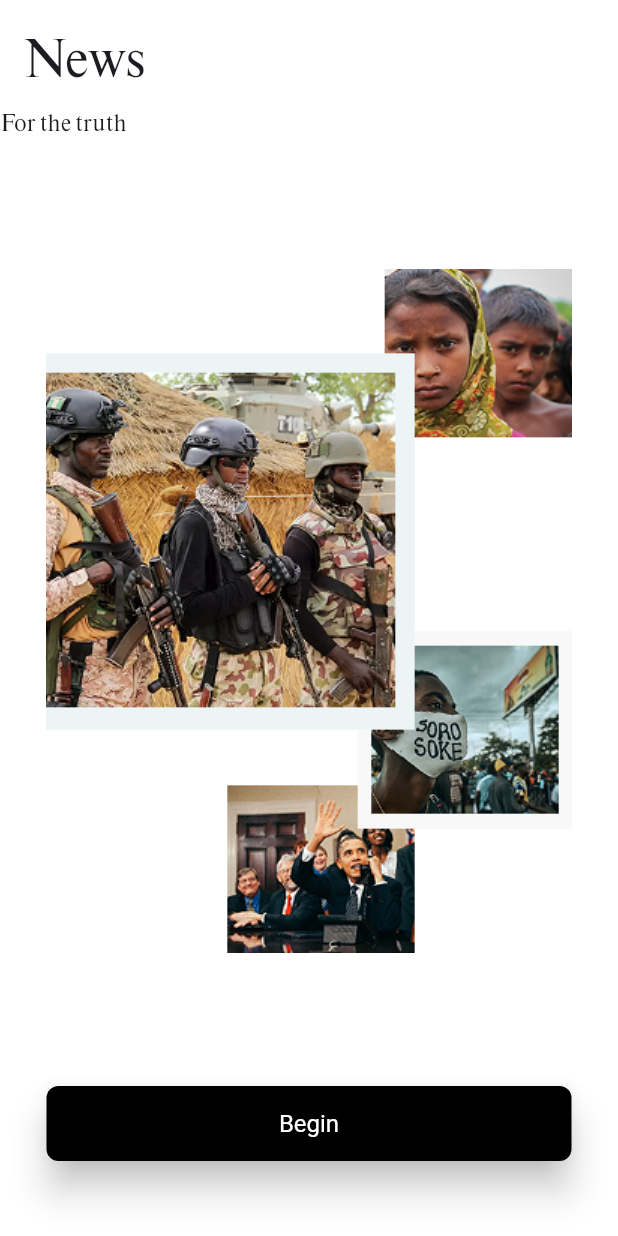
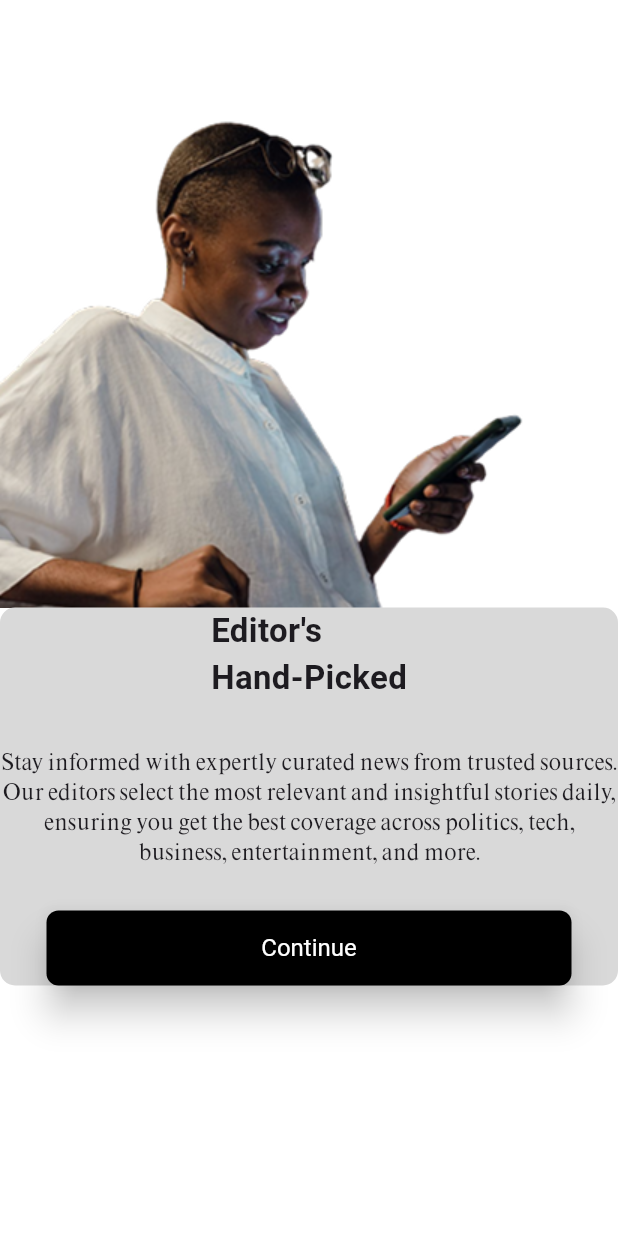
Before and after one commit to Aayushrk13/Newsapp, a Flutter app: the screen it shows after launch, after a tap on "Begin", on a phone screen of 412 x 824 dp. Run offline on Flutter 3.47's test engine with Material 3 defaults, Android fonts, the phone set to English and light mode, and no system bars.

Commit message:
Onboarding screen added

```diff
--- a/lib/features/authchecker/view/authcheckerscreen.dart
+++ b/lib/features/onboarding/view/onboarding.dart
@@ -1,7 +1,8 @@
 import 'package:flutter/material.dart';
+import 'package:newsapp/features/onboarding/view/onboarding2.dart';
 
-class Authcheckerscreen extends StatelessWidget {
-  const Authcheckerscreen({super.key});
+class Onboarding extends StatelessWidget {
+  const Onboarding({super.key});
   @override
   Widget build(BuildContext context) {
     final double statusbarheight = MediaQuery.of(context).padding.top;
@@ -25,7 +26,18 @@ class Authcheckerscreen extends StatelessWidget {
           Center(
             child: Container(
               margin: EdgeInsets.only(bottom: 50),
-              child: ElevatedButton(onPressed: () {}, child: Text("Begin")),
+              child: ElevatedButton(
+                onPressed: () {
+                  Navigator.of(context).pushReplacement(
+                    MaterialPageRoute(
+                      builder: (context) {
+                        return Onboarding2();
+                      },
+                    ),
+                  );
+                },
+                child: Text("Begin"),
+              ),
             ),
           ),
         ],
--- /dev/null
+++ b/lib/features/onboarding/view/onboarding2.dart
@@ -0,0 +1,46 @@
+import 'package:flutter/material.dart';
+
+class Onboarding2 extends StatelessWidget {
+  const Onboarding2({super.key});
+
+  @override
+  Widget build(BuildContext context) {
+    return Scaffold(
+      body: Column(
+        children: [
+          //row is used here to align the image to the left of the scereen
+          Row(
+            crossAxisAlignment: CrossAxisAlignment.start,
+            children: [Image.asset("assets/auth_image/onboarding2.png")],
+          ),
+          Container(
+            decoration: BoxDecoration(
+              borderRadius: BorderRadius.circular(10),
+              color: Color(0xffD9D9D9),
+            ),
+            child: Column(
+              spacing: 30,
+              mainAxisAlignment: MainAxisAlignment.center,
+              children: [
+                Text.rich(
+                  TextSpan(
+                    style: TextStyle(fontWeight: FontWeight.bold, fontSize: 22),
+                    children: [
+                      TextSpan(text: "Editor's\n"),
+                      TextSpan(text: "Hand-Picked"),
+                    ],
+                  ),
+                ),
+                Text(
+                  "Stay informed with expertly curated news from trusted sources. Our editors select the most relevant and insightful stories daily, ensuring you get the best coverage across politics, tech, business, entertainment, and more.",
+                  textAlign: TextAlign.center,
+                ),
+                ElevatedButton(onPressed: () {}, child: Text("Continue")),
+              ],
+            ),
+          ),
+        ],
+      ),
+    );
+  }
+}
--- a/lib/features/splashscreen/splashscreen.dart
+++ b/lib/features/splashscreen/splashscreen.dart
@@ -1,5 +1,5 @@
 import 'package:flutter/material.dart';
-import 'package:newsapp/features/authchecker/view/authcheckerscreen.dart';
+import 'package:newsapp/features/onboarding/view/onboarding.dart';
 
 class SplashScreen extends StatefulWidget {
   const SplashScreen({super.key});
@@ -15,7 +15,7 @@ class _SplashScreenState extends State<SplashScreen> {
       Navigator.of(context).pushReplacement(
         MaterialPageRoute(
           builder: (context) {
-            return Authcheckerscreen();
+            return Onboarding();
           },
         ),
       );
```
Also changed, not shown: assets/auth_image/onboarding2.png (added), 8 other files.
